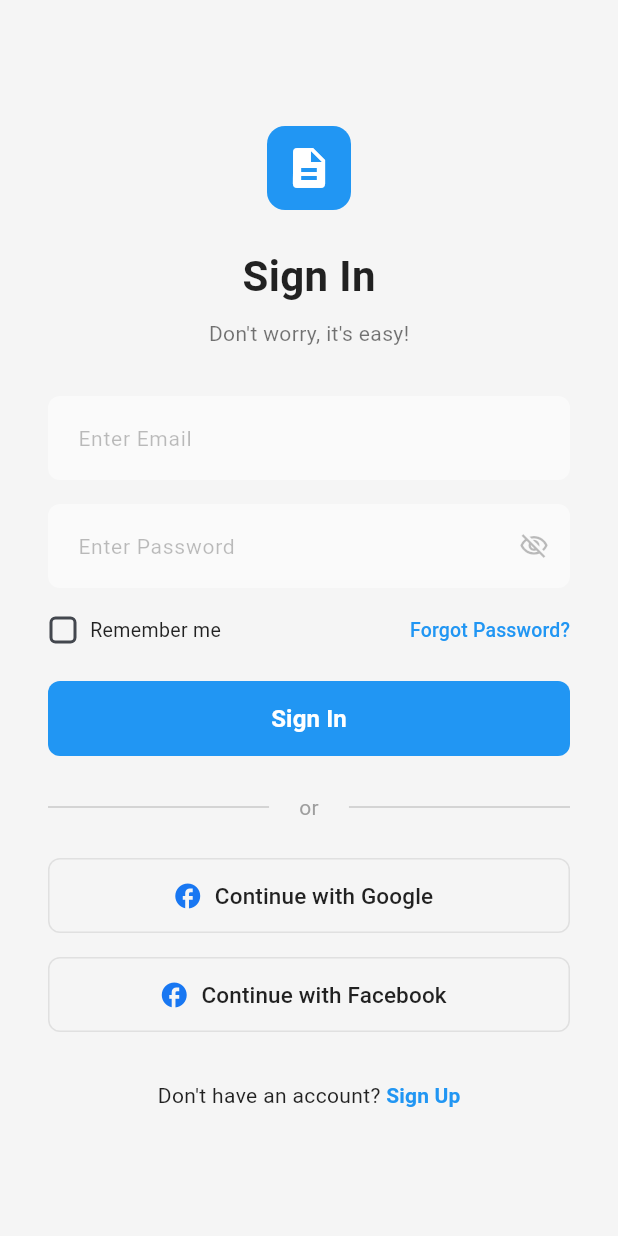
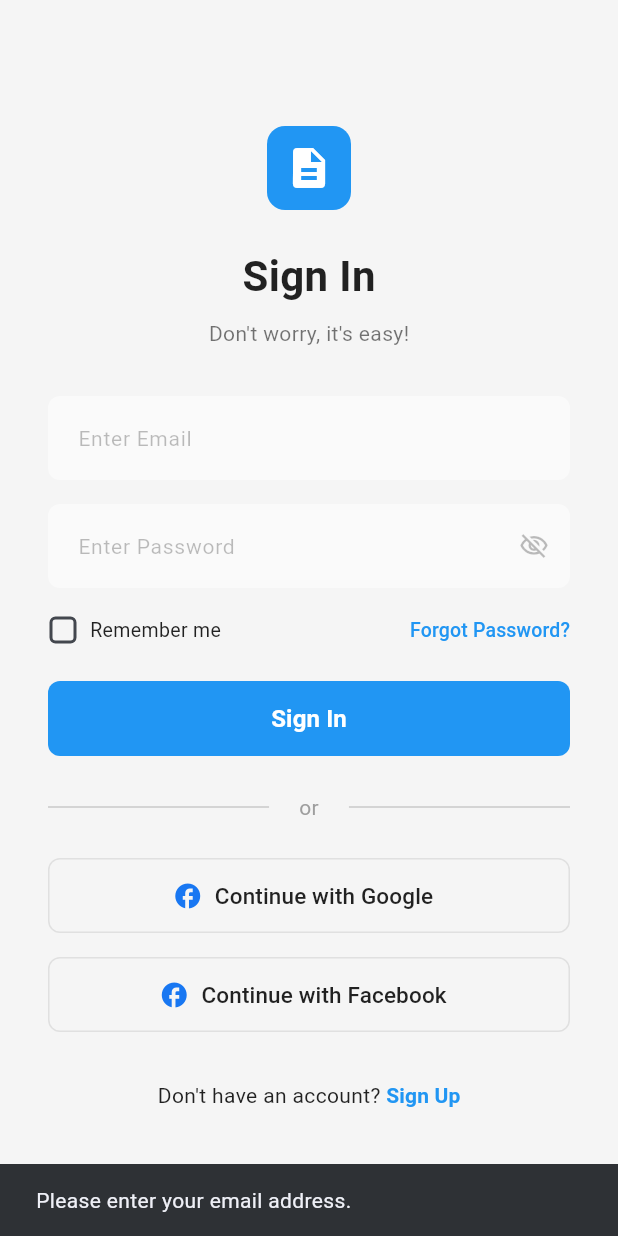
Before and after one commit to rrachxz/RoastedMoon-Legalease-App, a Flutter app: the screen it shows after launch, after a tap on "Forgot Password?", on a phone screen of 412 x 824 dp. Run offline on Flutter 3.47's test engine with Material 3 defaults, Android fonts, the phone set to English and light mode, and no system bars; our stand-ins replace firebase_auth, firebase_core, google_sign_in; accounts and stored records are empty.

Commit message:
forgot password

```diff
--- a/lib/main.dart
+++ b/lib/main.dart
@@ -1,14 +1,15 @@
 import 'package:flutter/material.dart';
 import 'package:firebase_core/firebase_core.dart';
 import 'package:roastedmoon_legalease/ui/auth/login.dart';
+import 'package:google_sign_in/google_sign_in.dart';
 import 'firebase_options.dart';
-import 'ui/auth/login.dart';
 
 void main() async {
   WidgetsFlutterBinding.ensureInitialized();
   await Firebase.initializeApp(
     options: DefaultFirebaseOptions.currentPlatform,
   );
+  GoogleSignIn.instance.initialize();
   runApp(const MyApp());
 }
 
--- a/lib/ui/auth/login.dart
+++ b/lib/ui/auth/login.dart
@@ -51,17 +51,61 @@ class _LoginPageState extends State<LoginPage> {
 
   void _handleGoogleSignIn() {
     // TODO: Implement Google sign in
+    if (mounted) {
+      Navigator.pushReplacement(
+        context,
+        MaterialPageRoute(builder: (context) => const HomePage()),
+      );
+    }
     print('Google sign in');
   }
 
   void _handleFacebookSignIn() {
     // TODO: Implement Facebook sign in
+    if (mounted) {
+      Navigator.pushReplacement(
+        context,
+        MaterialPageRoute(builder: (context) => const HomePage()),
+      );
+    }
     print('Facebook sign in');
   }
 
-  void _handleForgotPassword() {
-    // TODO: Implement forgot password
-    print('Forgot password');
+  void _handleForgotPassword() async {
+    if (_emailController.text.isEmpty) {
+      ScaffoldMessenger.of(context).showSnackBar(
+        const SnackBar(content: Text('Please enter your email address.')),
+      );
+      return;
+    }
+
+    try {
+      await FirebaseAuth.instance.sendPasswordResetEmail(
+        email: _emailController.text.trim(),
+      );
+
+      if (mounted) {
+        showDialog(
+          context: context,
+          builder: (context) => AlertDialog(
+            title: const Text('Reset Email Sent'),
+            content: Text(
+              'A password reset link has been sent to ${_emailController.text}. Please check your inbox.',
+            ),
+            actions: [
+              TextButton(
+                onPressed: () => Navigator.pop(context),
+                child: const Text('OK'),
+              ),
+            ],
+          ),
+        );
+      }
+    } on FirebaseAuthException catch (e) {
+      ScaffoldMessenger.of(context).showSnackBar(
+        SnackBar(content: Text(e.message ?? 'An error occurred')),
+      );
+    }
   }
 
   void _handleSignUp() {
--- a/pubspec.yaml
+++ b/pubspec.yaml
@@ -42,6 +42,7 @@ dependencies:
   flutter_native_splash: ^2.4.7
   google_sign_in: ^7.2.0
   flutter_facebook_auth: ^7.1.5
+  firebase_core: ^3.15.2
 
 dev_dependencies:
   flutter_test:
```
Also changed, not shown: lib/ui/auth/signup.dart (+14 -1 lines), lib/ui/auth/success_page.dart (added, +76 -0 lines), lib/ui/auth/login_page.dart (added), pubspec.lock, 1 other file.
